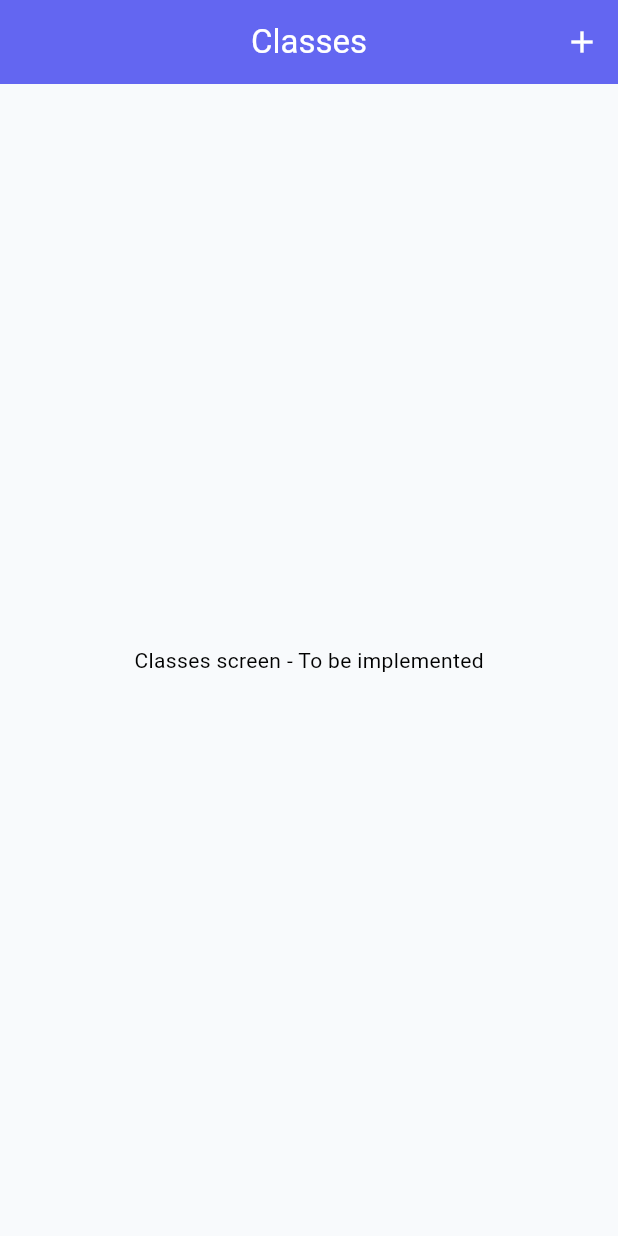
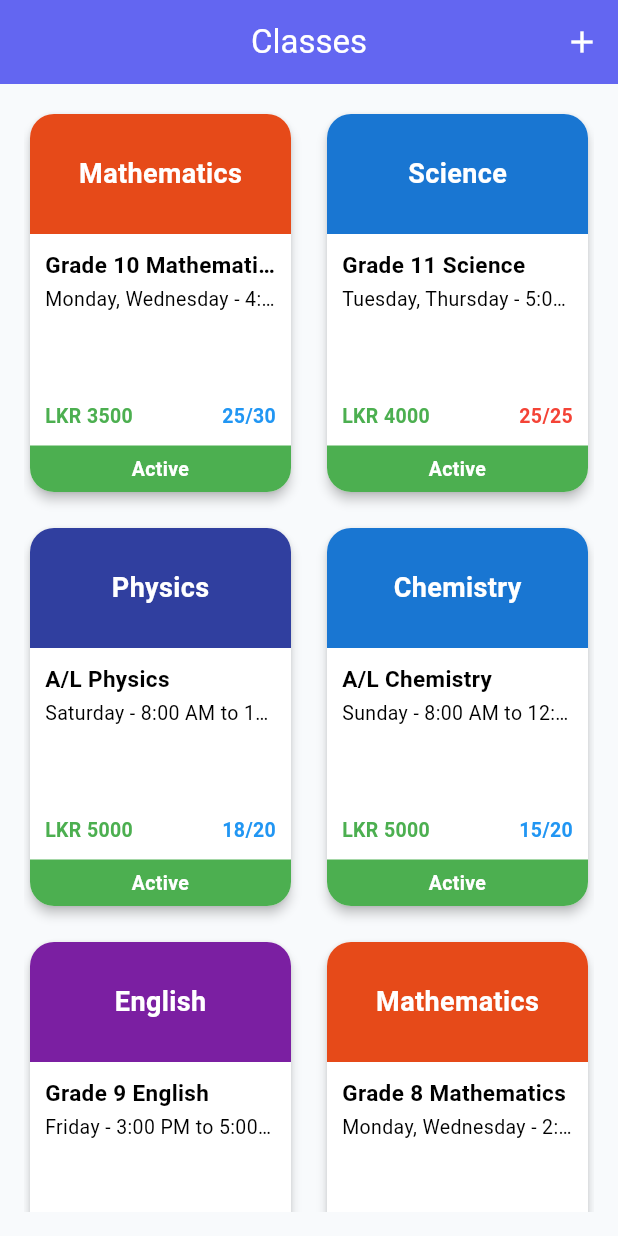
Before and after one commit to Rsudheera/tuition-fee-fe, a Flutter app: the ClassesTab screen opened directly, on a phone screen of 412 x 824 dp. Run offline on Flutter 3.47's test engine with Material 3 defaults, Android fonts, the phone set to English and light mode, and no system bars; network calls fail.

Commit message:
classes grid view

```diff
--- /dev/null
+++ b/lib/core/utils/mock_class_data.dart
@@ -0,0 +1,101 @@
+import '../../data/models/tuition_class.dart';
+
+class MockClassData {
+  static List<TuitionClass> getMockClasses() {
+    final DateTime now = DateTime.now();
+
+    return [
+      TuitionClass(
+        id: '1',
+        name: 'Grade 10 Mathematics',
+        subject: 'Mathematics',
+        description: 'Advanced mathematics for Grade 10 students',
+        monthlyFee: 3500,
+        teacherId: 'teacher1',
+        startDate: now.subtract(const Duration(days: 30)),
+        schedule: 'Monday, Wednesday - 4:00 PM',
+        maxStudents: 30,
+        currentStudents: 25,
+        isActive: true,
+        createdAt: now.subtract(const Duration(days: 45)),
+        updatedAt: now,
+      ),
+      TuitionClass(
+        id: '2',
+        name: 'Grade 11 Science',
+        subject: 'Science',
+        description: 'Science for Grade 11 O/L students',
+        monthlyFee: 4000,
+        teacherId: 'teacher2',
+        startDate: now.subtract(const Duration(days: 60)),
+        schedule: 'Tuesday, Thursday - 5:00 PM',
+        maxStudents: 25,
+        currentStudents: 25,
+        isActive: true,
+        createdAt: now.subtract(const Duration(days: 75)),
+        updatedAt: now,
+      ),
+      TuitionClass(
+        id: '3',
+        name: 'A/L Physics',
+        subject: 'Physics',
+        description: 'Physics for Advanced Level students',
+        monthlyFee: 5000,
+        teacherId: 'teacher3',
+        startDate: now.subtract(const Duration(days: 45)),
+        schedule: 'Saturday - 8:00 AM to 12:00 PM',
+        maxStudents: 20,
+        currentStudents: 18,
+        isActive: true,
+        createdAt: now.subtract(const Duration(days: 60)),
+        updatedAt: now,
+      ),
+      TuitionClass(
+        id: '4',
+        name: 'A/L Chemistry',
+        subject: 'Chemistry',
+        description: 'Chemistry for Advanced Level students',
+        monthlyFee: 5000,
+        teacherId: 'teacher1',
+        startDate: now.subtract(const Duration(days: 45)),
+        schedule: 'Sunday - 8:00 AM to 12:00 PM',
+        maxStudents: 20,
+        currentStudents: 15,
+        isActive: true,
+        createdAt: now.subtract(const Duration(days: 60)),
+        updatedAt: now,
+      ),
+      TuitionClass(
+        id: '5',
+        name: 'Grade 9 English',
+        subject: 'English',
+        description: 'English language class for Grade 9 students',
+        monthlyFee: 3000,
+        teacherId: 'teacher4',
+        startDate: now.subtract(const Duration(days: 15)),
+        schedule: 'Friday - 3:00 PM to 5:00 PM',
+        maxStudents: 30,
+        currentStudents: 12,
+        isActive: true,
+        createdAt: now.subtract(const Duration(days: 30)),
+        updatedAt: now,
+      ),
+      TuitionClass(
+        id: '6',
+        name: 'Grade 8 Mathematics',
+        subject: 'Mathematics',
+        description: 'Mathematics for Grade 8 students',
+        monthlyFee: 3000,
+        teacherId: 'teacher1',
+        startDate: now.subtract(const Duration(days: 90)),
+        endDate: now.subtract(const Duration(days: 10)),
+        schedule: 'Monday, Wednesday - 2:00 PM',
+        maxStudents: 25,
+        currentStudents: 20,
+        isActive: false,
+        createdAt: now.subtract(const Duration(days: 100)),
+        updatedAt: now.subtract(const Duration(days: 10)),
+      ),
+    ];
+  }
+}
--- /dev/null
+++ b/lib/presentation/screens/classes/classes_list_screen.dart
@@ -0,0 +1,134 @@
+import 'package:flutter/material.dart';
+import '../../../core/utils/mock_class_data.dart';
+import '../../../data/models/tuition_class.dart';
+import '../../../data/repositories/class_repository.dart';
+import '../../widgets/classes/class_card.dart';
+
+class ClassesListScreen extends StatefulWidget {
+  const ClassesListScreen({super.key});
+
+  @override
+  State<ClassesListScreen> createState() => _ClassesListScreenState();
+}
+
+class _ClassesListScreenState extends State<ClassesListScreen> {
+  final ClassRepository _classRepository = ClassRepository();
+  bool _isLoading = true;
+  List<TuitionClass> _classes = [];
+  String? _error;
+
+  @override
+  void initState() {
+    super.initState();
+    _fetchClasses();
+  }
+
+  Future<void> _fetchClasses() async {
+    try {
+      setState(() {
+        _isLoading = true;
+        _error = null;
+      });
+
+      // Try to get data from API first
+      try {
+        final classes = await _classRepository.getClasses();
+        setState(() {
+          _classes = classes;
+          _isLoading = false;
+        });
+      } catch (apiError) {
+        // If API fails, use mock data
+        debugPrint('API error: $apiError, using mock data instead');
+        final mockClasses = MockClassData.getMockClasses();
+        setState(() {
+          _classes = mockClasses;
+          _isLoading = false;
+        });
+      }
+    } catch (e) {
+      setState(() {
+        _error = 'Failed to load classes: ${e.toString()}';
+        _isLoading = false;
+      });
+    }
+  }
+
+  @override
+  Widget build(BuildContext context) {
+    if (_isLoading) {
+      return const Center(child: CircularProgressIndicator());
+    }
+
+    if (_error != null) {
+      return Center(
+        child: Column(
+          mainAxisAlignment: MainAxisAlignment.center,
+          children: [
+            Text(
+              _error!,
+              textAlign: TextAlign.center,
+              style: const TextStyle(color: Colors.red),
+            ),
+            const SizedBox(height: 16),
+            ElevatedButton(
+              onPressed: _fetchClasses,
+              child: const Text('Retry'),
+            ),
+          ],
+        ),
+      );
+    }
+
+    if (_classes.isEmpty) {
+      return Center(
+        child: Column(
+          mainAxisAlignment: MainAxisAlignment.center,
+          children: [
+            const Text('No classes found', style: TextStyle(fontSize: 18)),
+            const SizedBox(height: 16),
+            ElevatedButton(
+              onPressed: () {
+                // TODO: Navigate to create class screen
+              },
+              child: const Text('Create New Class'),
+            ),
+          ],
+        ),
+      );
+    }
+
+    return RefreshIndicator(
+      onRefresh: _fetchClasses,
+      child: Padding(
+        padding: const EdgeInsets.all(16.0),
+        child: GridView.builder(
+          gridDelegate: const SliverGridDelegateWithFixedCrossAxisCount(
+            crossAxisCount: 2,
+            crossAxisSpacing: 16,
+            mainAxisSpacing: 16,
+            childAspectRatio: 0.7, // Adjusted to give more height to each card
+          ),
+          itemCount: _classes.length,
+          itemBuilder: (context, index) {
+            final tuitionClass = _classes[index];
+            return ClassCard(
+              tuitionClass: tuitionClass,
+              onTap: () {
+                // TODO: Navigate to class detail screen
+                // Navigator.push(
+                //   context,
+                //   MaterialPageRoute(
+                //     builder: (context) => ClassDetailScreen(
+                //       classId: tuitionClass.id,
+                //     ),
+                //   ),
+                // );
+              },
+            );
+          },
+        ),
+      ),
+    );
+  }
+}
--- a/lib/presentation/screens/dashboard/dashboard_screen.dart
+++ b/lib/presentation/screens/dashboard/dashboard_screen.dart
@@ -1,4 +1,5 @@
 import 'package:flutter/material.dart';
+import '../classes/classes_list_screen.dart';
 
 class DashboardScreen extends StatefulWidget {
   const DashboardScreen({super.key});
@@ -198,7 +199,7 @@ class ClassesTab extends StatelessWidget {
           ),
         ],
       ),
-      body: const Center(child: Text('Classes screen - To be implemented')),
+      body: const ClassesListScreen(),
     );
   }
 }
--- /dev/null
+++ b/lib/presentation/widgets/classes/class_card.dart
@@ -0,0 +1,137 @@
+import 'package:flutter/material.dart';
+import '../../../data/models/tuition_class.dart';
+
+class ClassCard extends StatelessWidget {
+  final TuitionClass tuitionClass;
+  final VoidCallback? onTap;
+
+  const ClassCard({super.key, required this.tuitionClass, this.onTap});
+
+  @override
+  Widget build(BuildContext context) {
+    return GestureDetector(
+      onTap: onTap,
+      child: Card(
+        elevation: 3,
+        shape: RoundedRectangleBorder(borderRadius: BorderRadius.circular(16)),
+        child: Column(
+          crossAxisAlignment: CrossAxisAlignment.start,
+          children: [
+            Container(
+              height: 80, // Reduced height
+              decoration: BoxDecoration(
+                color: _getSubjectColor(tuitionClass.subject),
+                borderRadius: const BorderRadius.only(
+                  topLeft: Radius.circular(16),
+                  topRight: Radius.circular(16),
+                ),
+              ),
+              child: Center(
+                child: Text(
+                  tuitionClass.subject,
+                  style: const TextStyle(
+                    color: Colors.white,
+                    fontWeight: FontWeight.bold,
+                    fontSize: 18, // Slightly smaller font
+                  ),
+                ),
+              ),
+            ),
+            Expanded(
+              child: Padding(
+                padding: const EdgeInsets.all(10.0), // Reduced padding
+                child: Column(
+                  crossAxisAlignment: CrossAxisAlignment.start,
+                  mainAxisSize: MainAxisSize.min, // Use minimal space needed
+                  children: [
+                    Text(
+                      tuitionClass.name,
+                      style: const TextStyle(
+                        fontWeight: FontWeight.bold,
+                        fontSize: 15, // Slightly smaller font
+                      ),
+                      maxLines: 1,
+                      overflow: TextOverflow.ellipsis,
+                    ),
+                    const SizedBox(height: 3), // Reduced spacing
+                    Text(
+                      tuitionClass.schedule,
+                      style: const TextStyle(fontSize: 13), // Smaller font
+                      maxLines: 1, // Only show one line
+                      overflow: TextOverflow.ellipsis,
+                    ),
+                    const Spacer(), // Push the row to the bottom
+                    Row(
+                      mainAxisAlignment: MainAxisAlignment.spaceBetween,
+                      children: [
+                        Text(
+                          'LKR ${tuitionClass.monthlyFee.toStringAsFixed(0)}',
+                          style: const TextStyle(
+                            fontWeight: FontWeight.bold,
+                            color: Colors.green,
+                            fontSize: 13, // Smaller font
+                          ),
+                        ),
+                        Text(
+                          '${tuitionClass.currentStudents}/${tuitionClass.maxStudents}',
+                          style: TextStyle(
+                            fontWeight: FontWeight.bold,
+                            color: tuitionClass.hasAvailableSlots
+                                ? Colors.blue
+                                : Colors.red,
+                            fontSize: 13, // Smaller font
+                          ),
+                        ),
+                      ],
+                    ),
+                  ],
+                ),
+              ),
+            ),
+            Container(
+              width: double.infinity,
+              padding: const EdgeInsets.symmetric(
+                horizontal: 12,
+                vertical: 6,
+              ), // Reduced padding
+              decoration: BoxDecoration(
+                color: tuitionClass.isActive ? Colors.green : Colors.grey,
+                borderRadius: const BorderRadius.only(
+                  bottomLeft: Radius.circular(16),
+                  bottomRight: Radius.circular(16),
+                ),
+              ),
+              child: Text(
+                tuitionClass.isActive ? 'Active' : 'Inactive',
+                textAlign: TextAlign.center,
+                style: const TextStyle(
+                  color: Colors.white,
+                  fontWeight: FontWeight.bold,
+                  fontSize: 13, // Smaller font
+                ),
+              ),
+            ),
+          ],
+        ),
+      ),
+    );
+  }
+
+  Color _getSubjectColor(String subject) {
+    // Generate a consistent color based on the subject
+    final List<Color> colors = [
+      Colors.blue.shade700,
+      Colors.purple.shade700,
+      Colors.red.shade700,
+      Colors.teal.shade700,
+      Colors.orange.shade700,
+      Colors.indigo.shade700,
+      Colors.pink.shade700,
+      Colors.deepOrange.shade700,
+    ];
+
+    // Use subject's hash code to pick a color from the list
+    final int index = subject.hashCode.abs() % colors.length;
+    return colors[index];
+  }
+}
```
